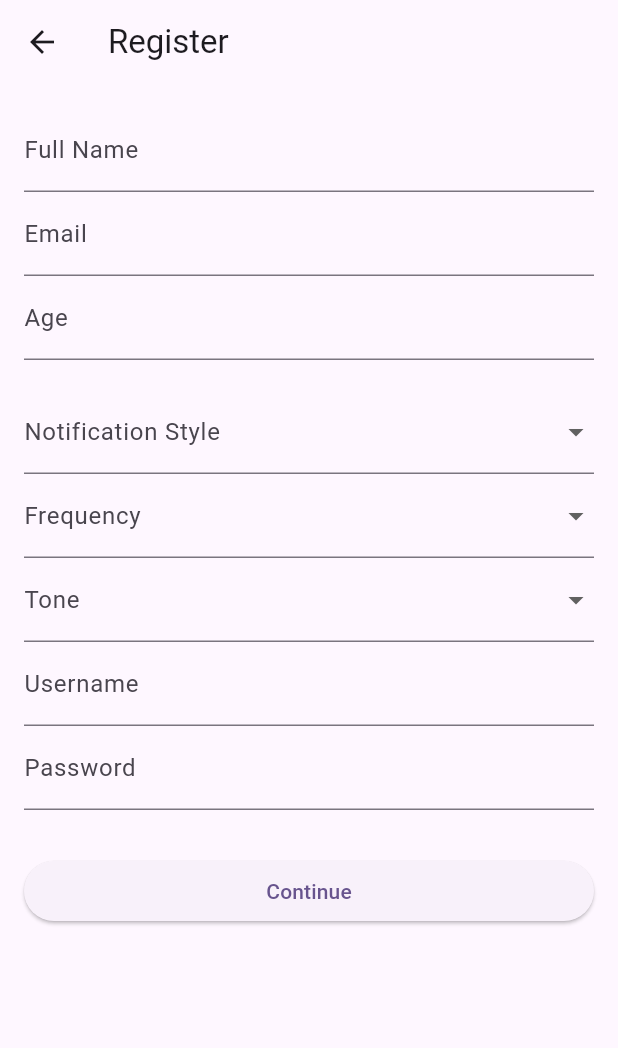
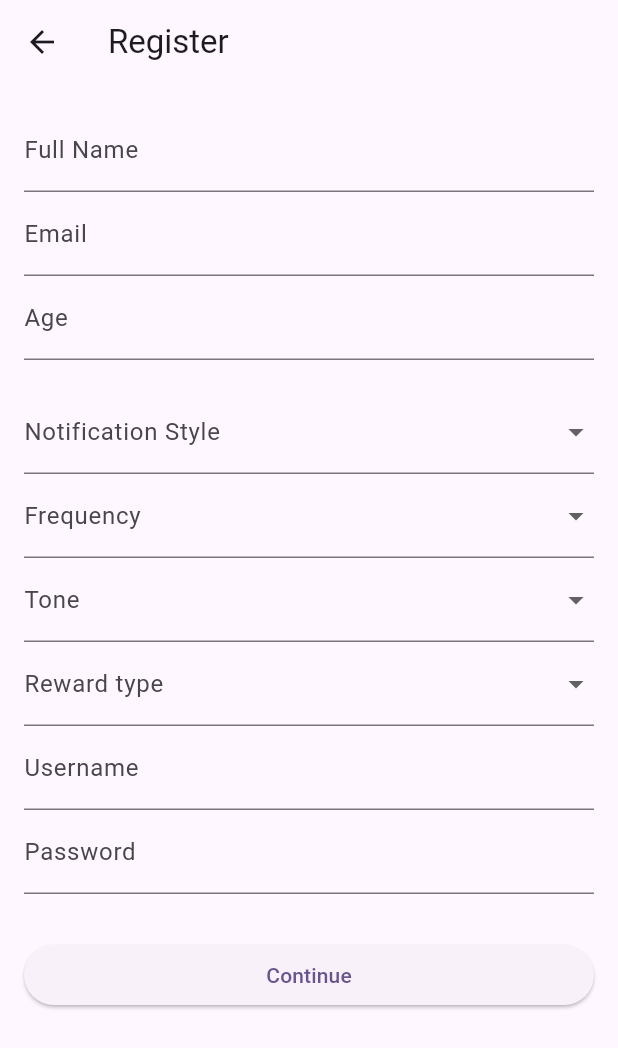
Before and after one commit to RandomSE/focusNexus, a Flutter app: the screen it shows after launch, after a tap on "Register", on a phone screen of 412 x 824 dp. Shown: the top 1048 px of the screen. Run offline on Flutter 3.47's test engine with Material 3 defaults, Android fonts, the phone set to English and light mode, and no system bars; our stand-ins replace flutter_secure_storage.

Commit message:
commit  10 - settings improved - dashboard now shows the reward type updated, as well as the placeholder.

```diff
--- a/lib/main.dart
+++ b/lib/main.dart
@@ -11,11 +11,20 @@ void main() async {
   final storage = FlutterSecureStorage();
   final loggedIn = await storage.read(key: 'loggedIn');
 
-  runApp(FocusNexusApp(initialRoute: loggedIn == 'true' ? 'dashboard' : 'auth'));
+  runApp(
+    FocusNexusApp(initialRoute: loggedIn == 'true' ? 'dashboard' : 'auth'),
+  );
+}
+
+Future<String> _getRewardTitle() async {
+  final storage = FlutterSecureStorage();
+  final reward = await storage.read(key: 'rewardType') ?? 'Avatar';
+  return reward;
 }
 
 class FocusNexusApp extends StatelessWidget {
   final String initialRoute;
+
   const FocusNexusApp({super.key, required this.initialRoute});
 
   @override
@@ -32,7 +41,18 @@ class FocusNexusApp extends StatelessWidget {
         'auth': (_) => const AuthStartScreen(),
         'dashboard': (_) => const DashboardScreen(),
         'settings': (_) => const SettingsScreen(),
-        'reward': (_) => PlaceholderScreen('Avatar Customization'),
+        'reward':
+            (_) => FutureBuilder<String>(
+              future: _getRewardTitle(),
+              builder: (context, snapshot) {
+                if (!snapshot.hasData) {
+                  return const Scaffold(
+                    body: Center(child: CircularProgressIndicator()),
+                  );
+                }
+                return PlaceholderScreen(snapshot.data!);
+              },
+            ),
         'chat': (_) => PlaceholderScreen('AI Chat / Therapist Space'),
         'reminders': (_) => PlaceholderScreen('Reminders'),
         'achievements': (_) => PlaceholderScreen('Achievements'),
@@ -45,6 +65,7 @@ class FocusNexusApp extends StatelessWidget {
 
 class PlaceholderScreen extends StatelessWidget {
   final String title;
+
   const PlaceholderScreen(this.title, {super.key});
 
   @override
--- a/lib/screens/registration_screen.dart
+++ b/lib/screens/registration_screen.dart
@@ -22,6 +22,7 @@ class _RegistrationScreenState extends State<RegistrationScreen> {
   String? _tone;
   String? _username;
   String? _password;
+  String? _rewardType;
 
   final _storage = const FlutterSecureStorage();
 
@@ -32,6 +33,7 @@ class _RegistrationScreenState extends State<RegistrationScreen> {
     await _storage.write(key: 'notificationStyle', value: _notificationStyle);
     await _storage.write(key: 'frequency', value: _frequency);
     await _storage.write(key: 'tone', value: _tone);
+    await _storage.write(key: 'rewardType', value: _rewardType);
     await _storage.write(key: 'username', value: _username);
     await _storage.write(key: 'password', value: _password);
   }
@@ -55,14 +57,18 @@ class _RegistrationScreenState extends State<RegistrationScreen> {
               TextFormField(
                 controller: _nameController,
                 decoration: const InputDecoration(labelText: 'Full Name'),
-                validator: (value) =>
-                value == null || value.isEmpty ? 'Enter your name' : null,
+                validator:
+                    (value) =>
+                        value == null || value.isEmpty
+                            ? 'Enter your name'
+                            : null,
               ),
               TextFormField(
                 controller: _emailController,
                 decoration: const InputDecoration(labelText: 'Email'),
                 keyboardType: TextInputType.emailAddress,
-                validator: (value) =>
+                validator:
+                    (value) =>
                         value != null && _isEmailValid(value)
                             ? null
                             : 'Enter a valid .com email',
@@ -71,47 +77,71 @@ class _RegistrationScreenState extends State<RegistrationScreen> {
                 controller: _ageController,
                 decoration: const InputDecoration(labelText: 'Age'),
                 keyboardType: TextInputType.number,
-                validator: (value) =>
-                value != null && _isNumeric(value) ? null : 'Enter a valid age',
+                validator:
+                    (value) =>
+                        value != null && _isNumeric(value)
+                            ? null
+                            : 'Enter a valid age',
               ),
               const SizedBox(height: 20),
               DropdownButtonFormField<String>(
-                decoration:
-                const InputDecoration(labelText: 'Notification Style'),
-                items: ['Vibrant', 'Minimal', 'Animated']
+                decoration: const InputDecoration(
+                  labelText: 'Notification Style',
+                ),
+                items:
+                    ['Vibrant', 'Minimal', 'Animated']
                         .map((e) => DropdownMenuItem(value: e, child: Text(e)))
                         .toList(),
-                onChanged: (value) => setState(() => _notificationStyle = value),
-                validator: (value) =>
+                onChanged:
+                    (value) => setState(() => _notificationStyle = value),
+                validator:
+                    (value) =>
                         value == null ? 'Select notification style' : null,
               ),
               DropdownButtonFormField<String>(
                 decoration: const InputDecoration(labelText: 'Frequency'),
-                items: ['Low', 'Medium', 'High']
+                items:
+                    ['Low', 'Medium', 'High']
                         .map((e) => DropdownMenuItem(value: e, child: Text(e)))
                         .toList(),
                 onChanged: (value) => setState(() => _frequency = value),
-                validator: (value) =>
-                value == null ? 'Select frequency' : null,
+                validator: (value) => value == null ? 'Select frequency' : null,
               ),
               DropdownButtonFormField<String>(
                 decoration: const InputDecoration(labelText: 'Tone'),
-                items: ['Professional', 'Friendly', 'Casual']
+                items:
+                    ['Professional', 'Friendly', 'Casual']
                         .map((e) => DropdownMenuItem(value: e, child: Text(e)))
                         .toList(),
                 onChanged: (value) => setState(() => _tone = value),
                 validator: (value) => value == null ? 'Select tone' : null,
-              ), TextFormField(
+              ),
+              DropdownButtonFormField<String>(
+                decoration: const InputDecoration(labelText: 'Reward type'),
+                items:
+                    ['Avatar', 'Mini-games', 'leaderboard']
+                        .map((e) => DropdownMenuItem(value: e, child: Text(e)))
+                        .toList(),
+                onChanged: (value) => setState(() => _rewardType = value),
+                validator: (value) => value == null ? 'Select reward type' : null,
+              ),
+              TextFormField(
                 decoration: const InputDecoration(labelText: 'Username'),
-                validator: (value) =>
-                value == null || value.isEmpty ? 'Enter a username' : null,
+                validator:
+                    (value) =>
+                        value == null || value.isEmpty
+                            ? 'Enter a username'
+                            : null,
                 onChanged: (val) => _username = val,
               ),
               TextFormField(
                 decoration: const InputDecoration(labelText: 'Password'),
                 obscureText: true,
-                validator: (value) =>
-                value == null || value.length < 6 ? 'Password must be at least 6 characters' : null,
+                validator:
+                    (value) =>
+                        value == null || value.length < 6
+                            ? 'Password must be at least 6 characters'
+                            : null,
                 onChanged: (val) => _password = val,
               ),
               const SizedBox(height: 30),
@@ -120,7 +150,9 @@ class _RegistrationScreenState extends State<RegistrationScreen> {
                   if (_formKey.currentState!.validate()) {
                     await _saveUserPreferences();
                     ScaffoldMessenger.of(context).showSnackBar(
-                      const SnackBar(content: Text('Preferences saved securely')),
+                      const SnackBar(
+                        content: Text('Preferences saved securely'),
+                      ),
                     );
                     Navigator.pop(context);
                     Navigator.pushReplacement(
@@ -130,7 +162,7 @@ class _RegistrationScreenState extends State<RegistrationScreen> {
                   }
                 },
                 child: const Text('Continue'),
-              )
+              ),
             ],
           ),
         ),
```
Also changed, not shown: lib/screens/dashboard_screen.dart (+11 -1 lines), lib/screens/settings_screen.dart (+13 -5 lines). Lines whose indentation alone changed are shown as unchanged.
